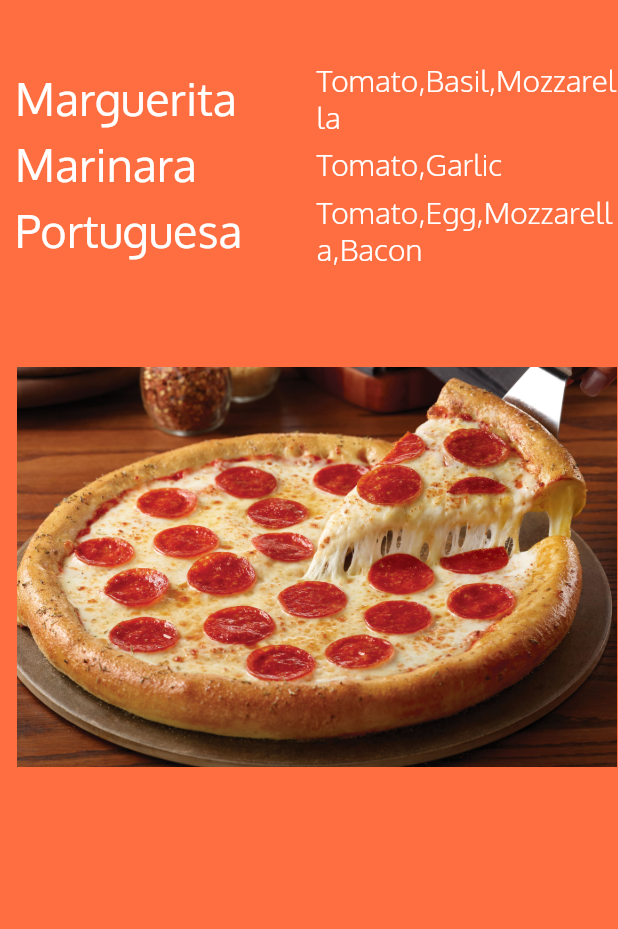
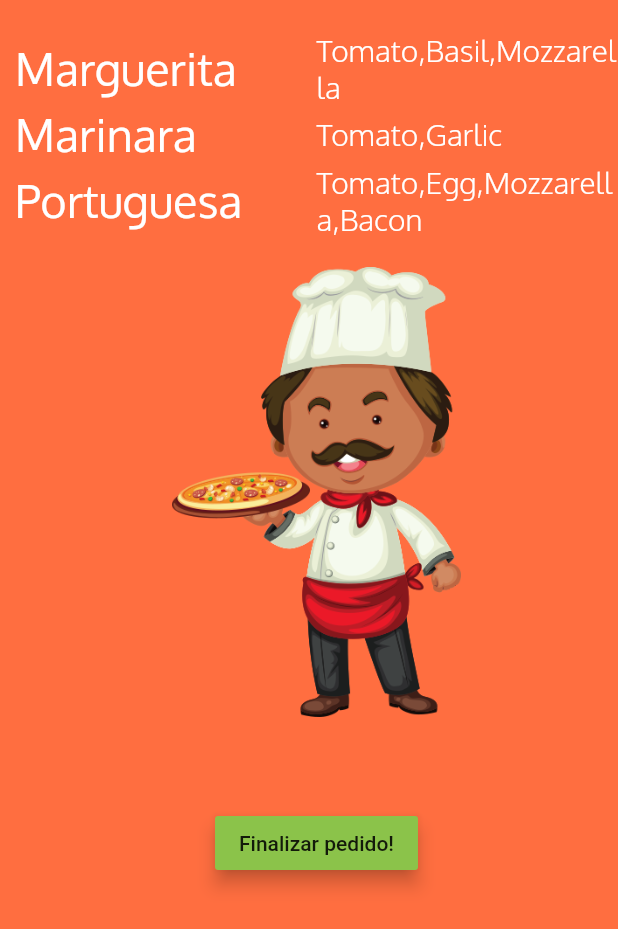
Before and after one commit to Jandersolutions/Flutter_Projetcs, a Flutter app: the screen it shows after launch, on a phone screen of 412 x 824 dp. Shown: the top 929 px of the screen. Run offline on Flutter 3.47's test engine with Material 2 defaults, Android fonts, the phone set to English and light mode, and no system bars.

Commit message:
final commmit

```diff
--- a/lib/ui/home.dart
+++ b/lib/ui/home.dart
@@ -6,7 +6,7 @@ class Home extends StatelessWidget {
     return Center(
       child: Container(
           alignment: Alignment.center,
-          padding: EdgeInsets.only(top:40.0,left:10.0),
+          padding: EdgeInsets.only(top: 20.0, left: 10.0),
           color: Colors.deepOrangeAccent,
           child: Column(
             children: <Widget>[
@@ -21,8 +21,7 @@ class Home extends StatelessWidget {
                           decoration: TextDecoration.none,
                           fontFamily: 'Oxygen',
                           fontWeight: FontWeight.normal,
-                          color: Colors.white
-                          ),
+                          color: Colors.white),
                     ),
                   ),
                   Expanded(
@@ -34,12 +33,10 @@ class Home extends StatelessWidget {
                         decoration: TextDecoration.none,
                         fontFamily: 'Oxygen',
                         fontWeight: FontWeight.w300,
-                        color: Colors.white
-                        ),
+                        color: Colors.white),
                   ))
                 ],
               ),
-
               Row(
                 children: <Widget>[
                   Expanded(
@@ -51,8 +48,7 @@ class Home extends StatelessWidget {
                           decoration: TextDecoration.none,
                           fontFamily: 'Oxygen',
                           fontWeight: FontWeight.normal,
-                          color: Colors.white
-                          ),
+                          color: Colors.white),
                     ),
                   ),
                   Expanded(
@@ -64,12 +60,10 @@ class Home extends StatelessWidget {
                         decoration: TextDecoration.none,
                         fontFamily: 'Oxygen',
                         fontWeight: FontWeight.w300,
-                        color: Colors.white
-                        ),
+                        color: Colors.white),
                   ))
                 ],
               ),
-
               Row(
                 children: <Widget>[
                   Expanded(
@@ -81,8 +75,7 @@ class Home extends StatelessWidget {
                           decoration: TextDecoration.none,
                           fontFamily: 'Oxygen',
                           fontWeight: FontWeight.normal,
-                          color: Colors.white
-                          ),
+                          color: Colors.white),
                     ),
                   ),
                   Expanded(
@@ -94,12 +87,12 @@ class Home extends StatelessWidget {
                         decoration: TextDecoration.none,
                         fontFamily: 'Oxygen',
                         fontWeight: FontWeight.w300,
-                        color: Colors.white
-                        ),
+                        color: Colors.white),
                   ))
                 ],
               ),
               PizzaImagewidget(),
+              OrderButton(),
             ],
           )),
     );
@@ -110,13 +103,38 @@ class PizzaImagewidget extends StatelessWidget {
   @override
   Widget build(BuildContext context) {
     AssetImage pizzaAsset = AssetImage('images/pizza.jpeg');
-    Image image = Image(image: pizzaAsset,
-    width: 400.0,
-    height: 400.0
+    Image image = Image(image: pizzaAsset, width: 300.0, height: 300.0);
+    return Container(
+      padding: EdgeInsets.only(top: 20.0, bottom: 10.0),
+      child: image,
     );
-    return Container(child: image,);
+  }
+}
+
+class OrderButton extends StatelessWidget {
+  @override
+  Widget build(BuildContext context) {
+    var button = Container(
+      margin: EdgeInsets.only(top: 50.0),
+      child: RaisedButton(
+        child: Text('Finalizar pedido!'),
+        color: Colors.lightGreen,
+        elevation: 5.0,
+        onPressed: () {
+          order(context);
+        },
+      ),
+    );
+    return button;
   }
 
+  void order(BuildContext context) {
+    var alert = AlertDialog(
+      title: Text("Pedido Completo"),
+      content: Text("Obrigado pelo seu pedido"),
+    );
+    showDialog(
+        context: context,
+        builder: (BuildContext context) => alert);
+  }
 }
-
-void main() {}
```
Also changed, not shown: images/pizza.jpeg, 1 other file.
